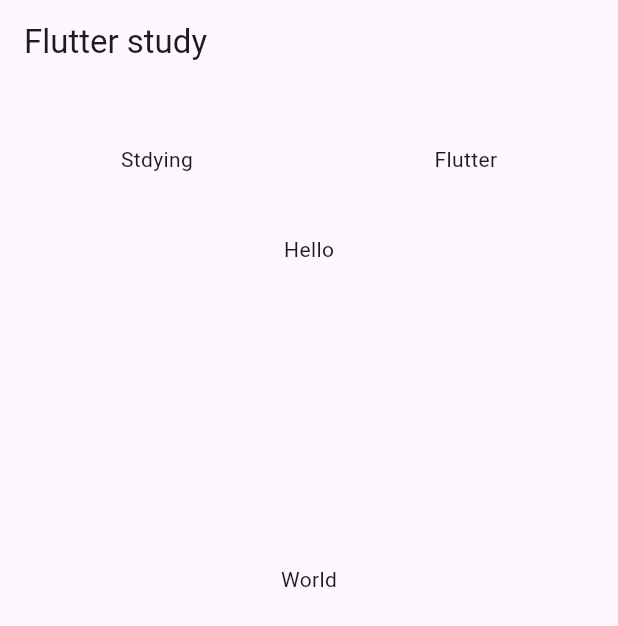
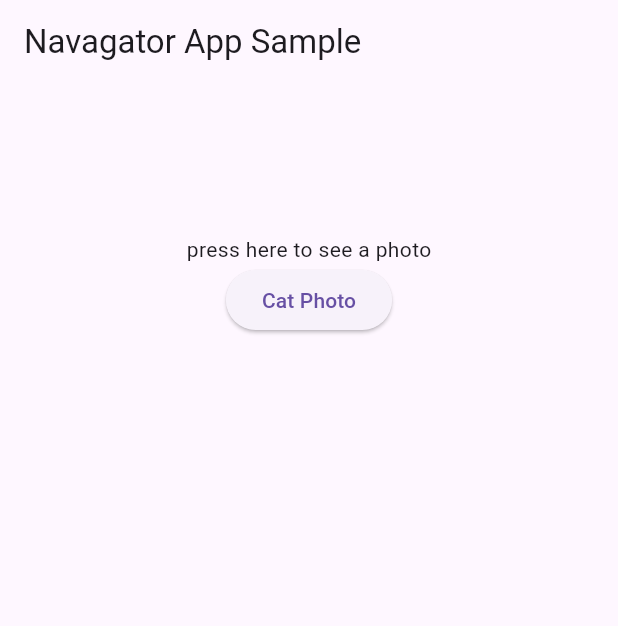
Before and after one commit to kangyh04/flutter, a Flutter app: the screen it shows after launch, on a phone screen of 412 x 824 dp. Shown: the top 626 px of the screen. Run offline on Flutter 3.47's test engine with Material 3 defaults, Android fonts, the phone set to English and light mode, and no system bars.

Commit message:
navigator

```diff
--- a/flutter_application/lib/main.dart
+++ b/flutter_application/lib/main.dart
@@ -1,11 +1,51 @@
+import 'dart:collection';
+
 import 'package:flutter/material.dart';
+import 'package:flutter_application/photo_screen.dart';
 
 void main() {
-  runApp(const MyApp());
+  runApp(const MaterialApp(home: NavigatorApp()));
 }
 
-class MyApp extends StatelessWidget {
-  const MyApp({super.key});
+class NavigatorApp extends StatelessWidget {
+  const NavigatorApp({super.key});
+
+  @override
+  Widget build(BuildContext context) {
+    return MaterialApp(
+      home: Scaffold(
+        appBar: AppBar(
+          title: Text("Navagator App Sample"),
+        ),
+        body: Center(
+          child: Column(
+            children: [
+              SizedBox(
+                height: 100,
+              ),
+              Text("press here to see a photo"),
+              ElevatedButton(
+                onPressed: () {
+                  Navigator.push(
+                    context,
+                    MaterialPageRoute(
+                      builder: (_){
+                        return PhotoScreen();
+                      }),
+                    );
+                },
+                child: Text("Cat Photo"),
+                ),
+            ],
+          ),
+        ),
+      ),
+    );
+  }
+}
+
+class SimpleApp extends StatelessWidget {
+  const SimpleApp({super.key});
 
   @override
   Widget build(BuildContext context) {
--- /dev/null
+++ b/flutter_application/lib/photo_screen.dart
@@ -0,0 +1,23 @@
+import 'package:flutter/gestures.dart';
+import 'package:flutter/material.dart';
+
+class PhotoScreen extends StatelessWidget {
+  const PhotoScreen({super.key});
+
+  @override
+  Widget build(BuildContext context) {
+    return MaterialApp(
+      home: Scaffold(
+        appBar: AppBar(
+          title: const Text("photo screen"),
+          leading: IconButton(onPressed: () => Navigator.pop(context), icon: Icon(Icons.arrow_back)),
+        ),
+        body: Center(
+          child: Image(
+            image: NetworkImage(
+              "https://images.pexels.com/photos/416160/pexels-photo-416160.jpeg?auto=compress&cs=tinysrgb&w=1260&h=750&dpr=2")),
+        ),
+      ),
+    );
+  }
+}
```
